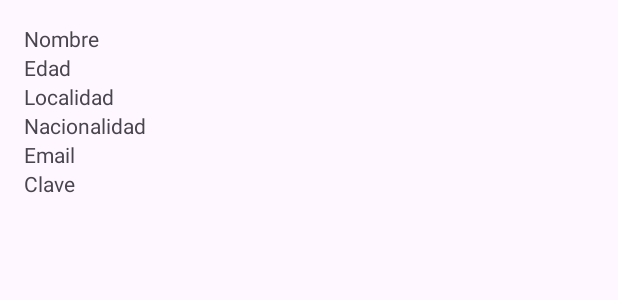
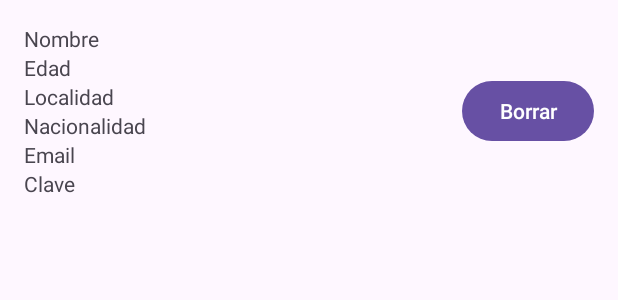
Before and after one commit to PabloSanchez87/AndroidCNTG, an Android app: the layout item_cliente.xml on its own in the app's theme, with its tools: preview values and no code run, on a phone screen of 412 x 824 dp. Shown: the top 300 px of the screen. Run offline under Robolectric (Android 15) with nearby library versions, the phone set to English and light mode, and no system bars.

Commit message:
Cambios propio. se ha añadido la funcionalidad para borrar datos de Firabase desde el propio listado del recycler. He controlado cuando se muestra la lista si la base está vacía y salir del recycler una vez se borre el último elemento. Mucho en como notificamos las posiciones de los elementos de firabase, debemos notificarlo bien y a tiempo para que sea capaz de borrar de esta forma dinámica.

```diff
--- a/app/src/main/res/layout/item_cliente.xml
+++ b/app/src/main/res/layout/item_cliente.xml
@@ -1,10 +1,16 @@
-<?xml version="1.0" encoding="utf-8"?>
 <LinearLayout xmlns:android="http://schemas.android.com/apk/res/android"
     android:layout_width="match_parent"
     android:layout_height="wrap_content"
-    android:orientation="vertical"
+    android:orientation="horizontal"
     android:padding="16dp">
 
+    <LinearLayout
+        android:layout_width="0dp"
+        android:layout_height="wrap_content"
+        android:layout_weight="1"
+        android:orientation="vertical">
+
+        <!-- Detalles del cliente -->
         <TextView
             android:id="@+id/nombreRecuperado"
             android:layout_width="wrap_content"
@@ -40,6 +46,15 @@
             android:layout_width="wrap_content"
             android:layout_height="wrap_content"
             android:text="Clave" />
+    </LinearLayout>
 
-
+    <!-- Botón de borrar -->
+    <Button
+        android:id="@+id/btnBorrarCliente"
+        android:layout_width="wrap_content"
+        android:layout_height="wrap_content"
+        android:layout_marginStart="10dp"
+        android:onClick="borrarCliente"
+        android:layout_gravity="center"
+        android:text="Borrar" />
 </LinearLayout>
```
Also changed, not shown: app/src/main/java/gal/cntg/cntgapp/realtimedatabase/ClienteAdapter.kt (+9 -1 lines), app/src/main/java/gal/cntg/cntgapp/realtimedatabase/InsertarClientesActivity.kt (+17 -1 lines), app/src/main/java/gal/cntg/cntgapp/realtimedatabase/ListarClientesActivity.kt (+53 -2 lines). Lines whose indentation alone changed are shown as unchanged.
